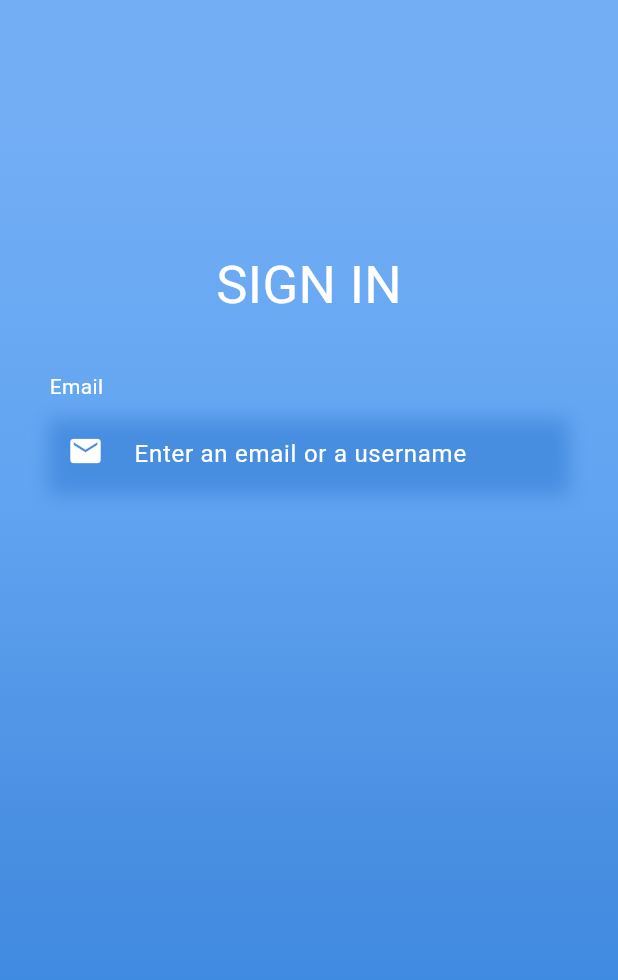
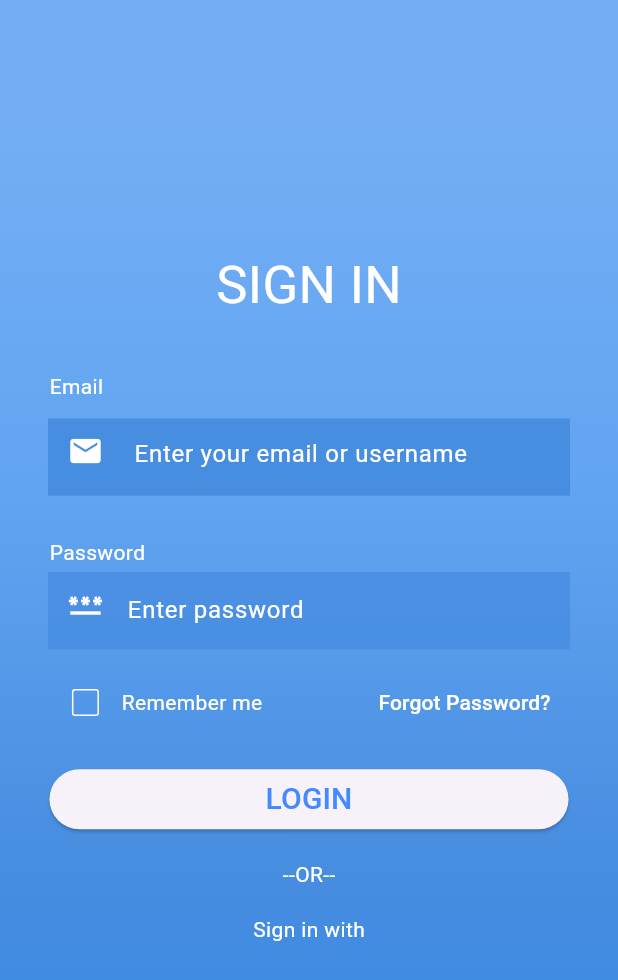
Before and after one commit to Ater-tech/LOGINUI, a Flutter app: the SimpleBlue screen opened directly, on a phone screen of 412 x 824 dp. Shown: the top 980 px of the screen. Run offline on Flutter 3.47's test engine with Material 3 defaults, Android fonts, the phone set to English and light mode, and no system bars; Roboto replaces fonts that are missing (Black_Ops, Momo, Playwrite).

Commit message:
added simple ui

```diff
--- a/ui_templates/lib/log_in_pages/simple_blue.dart
+++ b/ui_templates/lib/log_in_pages/simple_blue.dart
@@ -8,6 +8,7 @@ class SimpleBlue extends StatefulWidget {
 }
 
 class _SimpleState extends State<SimpleBlue> {
+  bool rememberMe = false;
   @override
   Widget build(BuildContext context) {
     final height = MediaQuery.sizeOf(context).height;
@@ -50,16 +51,148 @@ class _SimpleState extends State<SimpleBlue> {
               ),
               SizedBox(height: height * 0.04),
               emaiMethod(height),
-              SizedBox(height: height*0.04,),
-              Column(
-                crossAxisAlignment: CrossAxisAlignment.start,
-                children: [
-
+              SizedBox(height: height * 0.04),
+              passwordMethod(height),
+              forgotOrRemember(height),
+              logInButton(),
+              otherMethod(height, width),
             ],
           ),
         ),
       ),
+    );
+  }
+
+  Column otherMethod(double height, double width) {
+    return Column(
+      crossAxisAlignment: CrossAxisAlignment.center,
+      children: [
+        SizedBox(height: height * 0.02),
+        Text(
+          "--OR--",
+          style: TextStyle(color: Colors.white, fontFamily: 'Momo'),
         ),
+        SizedBox(height: height * 0.02),
+        Text(
+          "Sign in with",
+          style: TextStyle(color: Colors.white, fontFamily: 'Momo'),
+        ),
+        SizedBox(height: height * 0.02),
+        Row(
+          mainAxisAlignment: MainAxisAlignment.spaceBetween,
+          children: [
+            InkWell(
+              onTap: () {},
+              child: Container(
+                decoration: BoxDecoration(
+                  boxShadow: [
+                    BoxShadow(
+                      color: Colors.black12,
+                      offset: Offset(0, 2),
+                      blurRadius: 6,
+                    ),
+                  ],
+                ),
+              ),
+            ),
+          ],
+        ),
+      ],
+    );
+  }
+
+  ElevatedButton logInButton() {
+    return ElevatedButton(
+      onPressed: () {},
+      child: Container(
+        width: double.infinity,
+        alignment: Alignment.center,
+        child: Text(
+          "LOGIN",
+          style: TextStyle(
+            color: Colors.blueAccent,
+            fontSize: 20,
+            fontFamily: 'Black_Ops',
+          ),
+        ),
+      ),
+    );
+  }
+
+  Padding forgotOrRemember(double height) {
+    return Padding(
+      padding: EdgeInsets.symmetric(vertical: height * 0.02),
+      child: Row(
+        mainAxisAlignment: MainAxisAlignment.spaceBetween,
+        children: [
+          Row(
+            mainAxisAlignment: MainAxisAlignment.start,
+            children: [
+              Checkbox(
+                value: rememberMe,
+                onChanged: ((value) {
+                  setState(() {
+                    rememberMe = value!;
+                  });
+                }),
+                // focusColor: Colors.white,
+                // hoverColor: Colors.white,
+                // checkColor: Colors.white,
+                activeColor: Colors.white,
+                side: BorderSide(color: Colors.white),
+              ),
+              Text(
+                "Remember me",
+                style: TextStyle(color: Colors.white, fontFamily: 'Momo'),
+              ),
+            ],
+          ),
+          TextButton(
+            onPressed: () {},
+            child: Text(
+              "Forgot Password?",
+              style: TextStyle(color: Colors.white, fontFamily: 'Momo'),
+            ),
+          ),
+        ],
+      ),
+    );
+  }
+
+  Column passwordMethod(double height) {
+    return Column(
+      crossAxisAlignment: CrossAxisAlignment.start,
+      children: [
+        Text(
+          "Password",
+          style: TextStyle(color: Colors.white, fontFamily: "Momo"),
+        ),
+        Container(
+          height: height * 0.06,
+          // alignment: Alignment.centerLeft,
+          decoration: BoxDecoration(
+            boxShadow: [
+              BoxShadow(
+                color: Color(0xff478de0).withValues(alpha: 0.8),
+                offset: Offset(0, 4),
+                // blurRadius: 10,
+                spreadRadius: 1,
+              ),
+            ],
+          ),
+          child: TextField(
+            obscureText: true,
+            style: TextStyle(color: Colors.white),
+            decoration: InputDecoration(
+              contentPadding: EdgeInsets.only(top: height * 0.02),
+              border: InputBorder.none,
+              hintText: "Enter password",
+              hintStyle: TextStyle(color: Colors.white),
+              prefixIcon: Icon(Icons.password, color: Colors.white),
+            ),
+          ),
+        ),
+      ],
     );
   }
 
@@ -70,7 +203,7 @@ class _SimpleState extends State<SimpleBlue> {
         Text(
           "Email",
           style: TextStyle(
-                    fontFamily: 'Playwrite',
+            fontFamily: 'Momo',
             fontWeight: FontWeight.normal,
             color: Colors.white,
           ),
@@ -83,7 +216,7 @@ class _SimpleState extends State<SimpleBlue> {
             boxShadow: [
               BoxShadow(
                 color: Color(0xff478de0),
-                        blurRadius: 10,
+                // blurRadius: 10,
                 spreadRadius: 1,
                 offset: Offset(0, 4),
               ),
@@ -95,7 +228,7 @@ class _SimpleState extends State<SimpleBlue> {
             decoration: InputDecoration(
               contentPadding: EdgeInsets.only(top: 14),
               prefixIcon: Icon(Icons.email, color: Colors.white),
-                      hintText: " Enter an email or a username",
+              hintText: " Enter your email or username",
               hintStyle: TextStyle(color: Colors.white),
               border: InputBorder.none,
               fillColor: Colors.white,
```
Also changed, not shown: ui_templates/pubspec.yaml (+7 -1 lines), ui_templates/assets/logos/facebook.png (added), ui_templates/assets/logos/google.png (added). Lines whose indentation alone changed are shown as unchanged.
